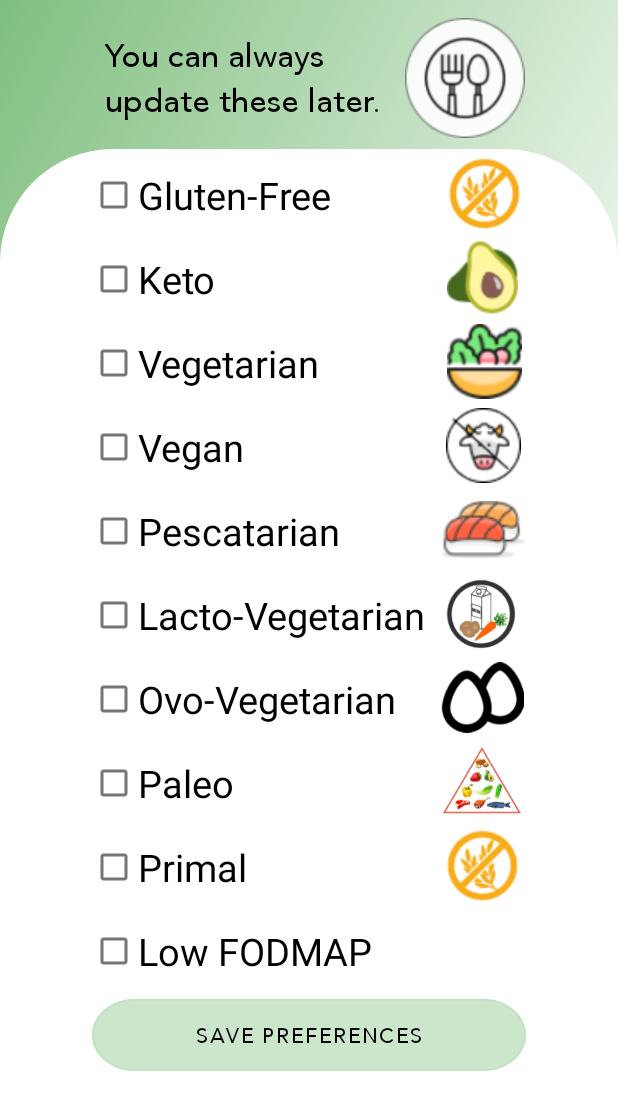
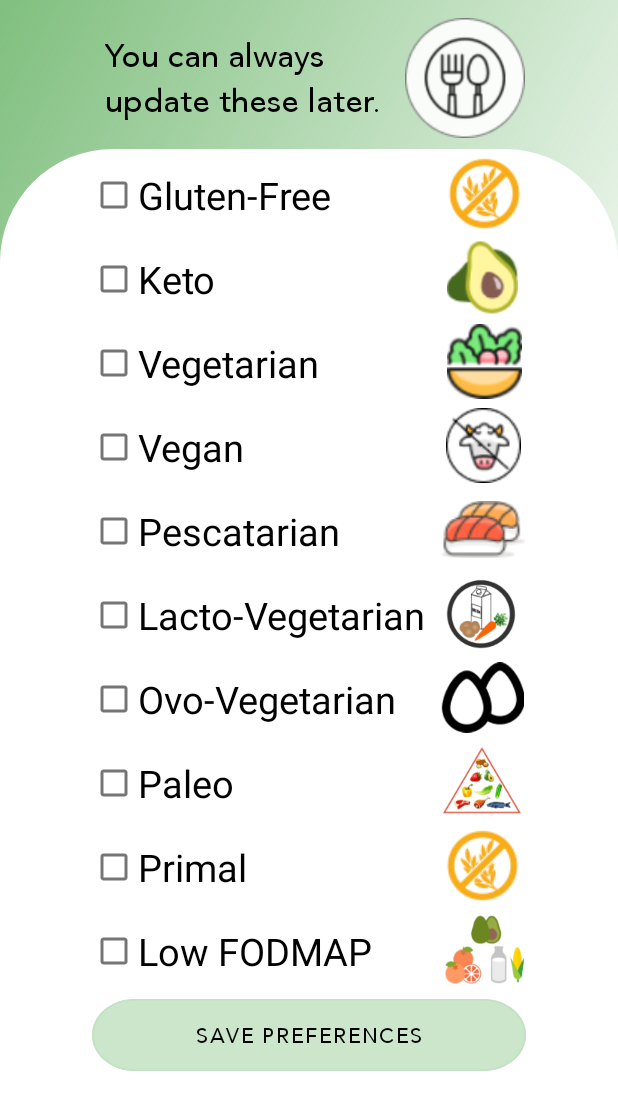
Before and after one commit to Korrubi/Senior-Capstone, an Android app: the fragment DietFragment shown on its own in the app's theme, on a phone screen of 412 x 824 dp. Shown: the top 1110 px of the screen. Run offline under Robolectric (Android 15) with nearby library versions, the phone set to English and light mode, and no system bars; our stand-ins replace data binding; libraries missing offline, so code that uses them is left out: aws.sdk.kotlin; Roboto replaces fonts that are not available here; 4 statements that could not run were skipped.

Commit message:
Added fodmap icon and padding to save button

```diff
--- a/app/src/main/res/layout/fragment_diet.xml
+++ b/app/src/main/res/layout/fragment_diet.xml
@@ -5,9 +5,11 @@
     tools:context=".activities.ui.diet.DietFragment">
 
     <data>
+
         <variable
             name="dietViewModel"
             type="com.jjcc.dishdiscovery.activities.ui.diet.DietViewModel" />
+
         <variable
             name="ketoBoxVar"
             type="boolean" />
@@ -163,6 +165,15 @@
                     android:layout_toRightOf="@id/primalDiet"
                     android:src="@drawable/diet_primal"></com.google.android.material.imageview.ShapeableImageView>
 
+                <com.google.android.material.imageview.ShapeableImageView
+                    android:id="@+id/fodmap"
+                    android:layout_width="55dp"
+                    android:layout_height="50dp"
+                    android:layout_below="@id/primal"
+                    android:layout_marginLeft="47dp"
+                    android:layout_marginTop="6dp"
+                    android:layout_toRightOf="@id/fodmapDiet"
+                    android:src="@drawable/diet_fodmap"></com.google.android.material.imageview.ShapeableImageView>
 
                 <CheckBox
                     android:id="@+id/glutenDiet"
@@ -270,6 +281,7 @@
                     android:layout_below="@id/fodmapDiet"
                     android:layout_marginLeft="61.5dp"
                     android:layout_marginTop="8dp"
+                    android:layout_marginBottom="8dp"
                     android:background="@drawable/rectangle"
                     android:fontFamily="@font/avenir_roman"
                     android:text="@string/save_CuisinePref"
```
Also changed, not shown: app/src/main/res/drawable-v24/diet_fodmap.png (added).
